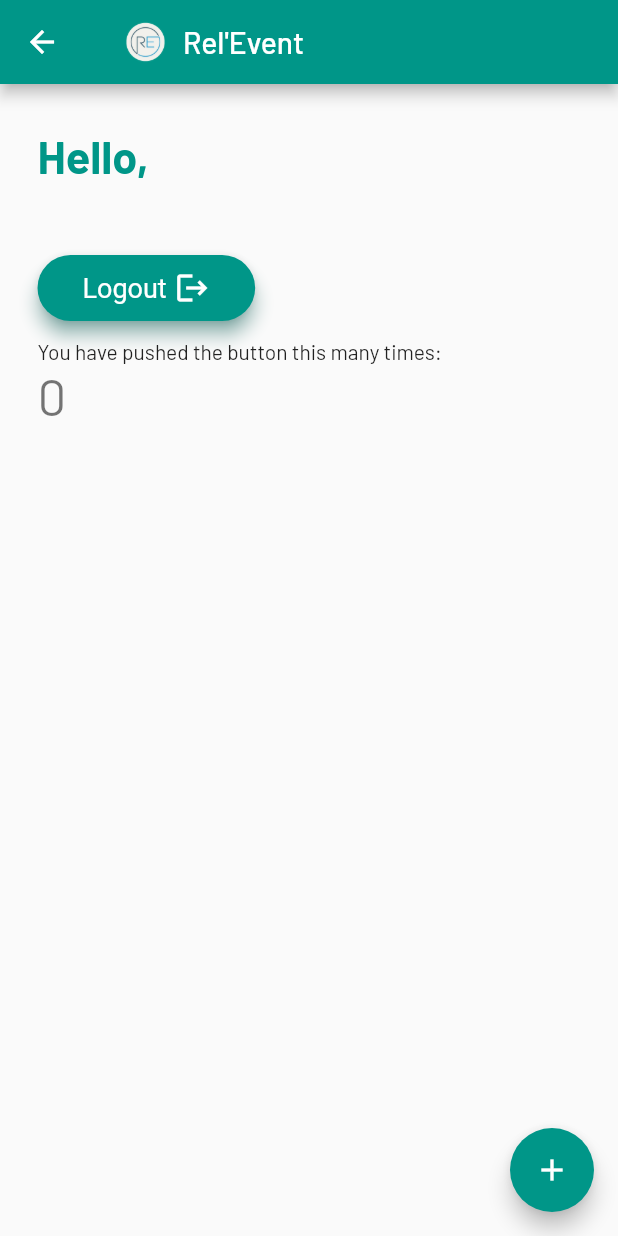
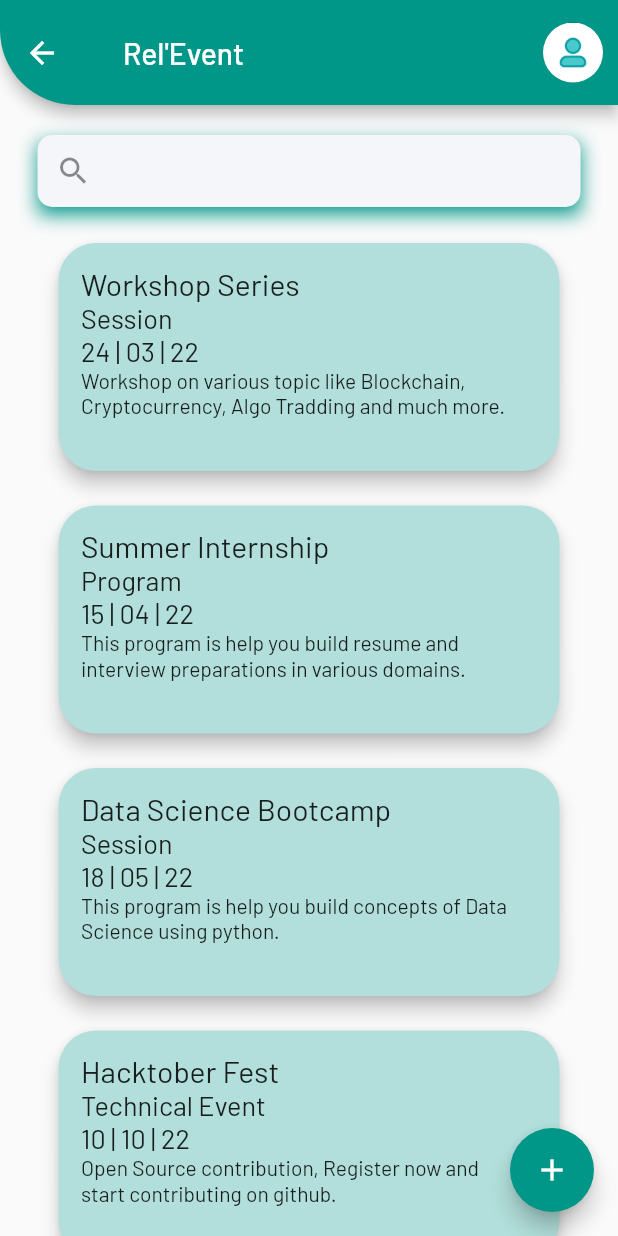
Before and after one commit to m-babita/relevent, a Flutter app: the MyHomePage screen opened by its route, on a phone screen of 412 x 824 dp. Run offline on Flutter 3.47's test engine with Material 2 defaults, Android fonts, the phone set to English and light mode, and no system bars; our stand-ins replace firebase_auth, firebase_core, flutter_signin_button, google_fonts, google_sign_in; accounts and stored records are empty; network calls fail.

Commit message:
designed ui for profile and home page

```diff
--- a/lib/main.dart
+++ b/lib/main.dart
@@ -2,7 +2,10 @@ import 'package:firebase_auth/firebase_auth.dart';
 import 'package:flutter/material.dart';
 import 'package:google_fonts/google_fonts.dart';
 import 'package:provider/provider.dart';
+import 'package:relevent/pages/bottom_nav.dart';
+import 'package:relevent/pages/create_event.dart';
 import 'package:relevent/pages/home_page.dart';
+import 'package:relevent/pages/profile_page.dart';
 import 'package:relevent/pages/splash_page.dart';
 import 'package:relevent/pages/login_page.dart';
 import 'package:relevent/pages/signup_page.dart';
@@ -61,6 +64,9 @@ class MyApp extends StatelessWidget {
             Signup.routeName: (context) => Signup(),
             Login.routeName: (context) => Login(),
             Onboard.routeName: (context) => Onboard(),
+            CreateEvent.routeName: (context) => CreateEvent(),
+            Profile.routeName: (context) => Profile(),
+            BottomNav.routeName: (context) => BottomNav(),
             MyHomePage.routeName: (context) => MyHomePage(),
           },
         ),
--- a/lib/pages/create_event.dart
+++ b/lib/pages/create_event.dart
@@ -1,8 +1,8 @@
 import 'package:flutter/cupertino.dart';
 import 'package:flutter/material.dart';
-import 'dart:math';
 
 class CreateEvent extends StatefulWidget {
+  static String routeName = '/createEvent';
   const CreateEvent({Key? key}) : super(key: key);
 
   @override
@@ -48,7 +48,9 @@ class _CreateEventState extends State<CreateEvent> {
               height: 20,
             ),
             IconButton(
-              onPressed: () {},
+              onPressed: () {
+                Navigator.pop(context);
+              },
               icon: Icon(
                 CupertinoIcons.arrow_left,
                 color: Colors.teal,
--- /dev/null
+++ b/lib/pages/event_card.dart
@@ -0,0 +1,69 @@
+import 'package:flutter/material.dart';
+
+class EventCard extends StatelessWidget {
+  const EventCard(
+      {Key? key,
+      required this.title,
+      required this.type,
+      required this.date,
+      required this.description})
+      : super(key: key);
+
+  final String title, type, date, description;
+
+  @override
+  Widget build(BuildContext context) {
+    return Container(
+      width: MediaQuery.of(context).size.width,
+      child: Row(
+        children: [
+          Expanded(
+              child: Container(
+            padding: EdgeInsets.symmetric(horizontal: 10),
+            height: 160,
+            child: Card(
+              elevation: 5,
+              shape: RoundedRectangleBorder(
+                  borderRadius: BorderRadius.circular(25)),
+              color: Colors.teal[100],
+              child: Row(
+                children: [
+                  SizedBox(
+                    height: 15,
+                  ),
+                  Container(
+                    width: 320,
+                    padding: const EdgeInsets.all(15.0),
+                    child: Column(
+                      crossAxisAlignment: CrossAxisAlignment.start,
+                      children: [
+                        Text(
+                          title,
+                          style: TextStyle(fontSize: 20),
+                        ),
+                        Text(
+                          type,
+                          style: TextStyle(fontSize: 18),
+                        ),
+                        Text(
+                          date,
+                          style: TextStyle(fontSize: 18),
+                        ),
+                        Text(
+                          description,
+                        ),
+                      ],
+                    ),
+                  ),
+                  SizedBox(
+                    height: 15,
+                  ),
+                ],
+              ),
+            ),
+          ))
+        ],
+      ),
+    );
+  }
+}
--- a/lib/pages/home_page.dart
+++ b/lib/pages/home_page.dart
@@ -1,6 +1,9 @@
 import 'package:firebase_auth/firebase_auth.dart';
 import 'package:flutter/material.dart';
+import 'package:relevent/pages/create_event.dart';
+import 'package:relevent/pages/event_card.dart';
 import 'package:relevent/pages/onboard_page.dart';
+import 'package:relevent/widgets/custom_textfield.dart';
 
 class MyHomePage extends StatefulWidget {
   static String routeName = '/home';
@@ -13,6 +16,7 @@ class MyHomePage extends StatefulWidget {
 class _MyHomePageState extends State<MyHomePage> {
   User? user;
   final FirebaseAuth _auth = FirebaseAuth.instance;
+  final TextEditingController searchController = TextEditingController();
   bool isloggedin = false;
 
   checkAuthentification() async {
@@ -42,10 +46,8 @@ class _MyHomePageState extends State<MyHomePage> {
 
   int _counter = 0;
 
-  void _incrementCounter() {
-    setState(() {
-      _counter++;
-    });
+  createEvent() {
+    Navigator.pushNamed(context, CreateEvent.routeName);
   }
 
   @override
@@ -58,14 +60,40 @@ class _MyHomePageState extends State<MyHomePage> {
   Widget build(BuildContext context) {
     return Scaffold(
       appBar: AppBar(
+          toolbarHeight: 70,
+          shape: RoundedRectangleBorder(
+            borderRadius: BorderRadius.only(
+              bottomLeft: Radius.circular(50),
+            ),
+          ),
           title: Row(
             children: [
               SizedBox(
-                height: 50, width: 50, child: Image.asset("images/logo.png")),
-            Text("Rel'Event"),
+                width: 10,
+              ),
+              Text("Rel'Event")
             ],
           ),
+          actions: [
+            Row(
+              children: [
+                CircleAvatar(
+                  radius: 20,
+                  child: ClipOval(
+                    child: Image.asset(
+                      'images/profile.jpg',
+                      width: 100,
+                      height: 100,
+                      fit: BoxFit.cover,
                     ),
+                  ),
+                ),
+                SizedBox(
+                  width: 10,
+                ),
+              ],
+            ),
+          ]),
       body: Container(
         height: MediaQuery.of(context).size.height,
         width: MediaQuery.of(context).size.width,
@@ -80,50 +108,49 @@ class _MyHomePageState extends State<MyHomePage> {
                       crossAxisAlignment: CrossAxisAlignment.start,
                       children: [
                         SizedBox(
+                          height: 10,
+                        ),
+                        CustomTextField(
+                          controller: searchController,
+                          hintText: '',
+                          labelText: '',
+                        ),
+                        SizedBox(
                           height: 20,
                         ),
-                        Text(
-                          "Hello,",
-                          style: TextStyle(
-                              color: Colors.teal,
-                              fontSize: 30,
-                              fontWeight: FontWeight.bold),
+                        EventCard(
+                            title: 'Workshop Series',
+                            type: 'Session',
+                            date: '24 | 03 | 22',
+                            description:
+                                'Workshop on various topic like Blockchain, Cryptocurrency, Algo Tradding and much more.'),
+                        SizedBox(
+                          height: 15,
                         ),
-                        Text(
-                          "${user!.displayName}",
-                          style: TextStyle(
-                              color: Colors.teal,
-                              fontSize: 30,
-                              fontWeight: FontWeight.bold),
+                        EventCard(
+                            title: 'Summer Internship',
+                            type: 'Program',
+                            date: '15 | 04 | 22',
+                            description:
+                                'This program is help you build resume and interview preparations in various domains.'),
+                        SizedBox(
+                          height: 15,
                         ),
+                        EventCard(
+                            title: 'Data Science Bootcamp',
+                            type: 'Session',
+                            date: '18 | 05 | 22',
+                            description:
+                                'This program is help you build concepts of Data Science using python.'),
                         SizedBox(
-                          height: 10,
+                          height: 15,
                         ),
-                        ElevatedButton(
-                          onPressed: signout,
-                          child: Row(
-                            mainAxisSize: MainAxisSize.min,
-                            children: [
-                              Text('Logout'),
-                              SizedBox(
-                                width: 5,
-                              ),
-                              Icon(
-                                Icons.logout,
-                              ),
-                            ],
-                          ),
-                        ),
-                        SizedBox(
-                          height: 10,
-                        ),
-                        const Text(
-                          'You have pushed the button this many times:',
-                        ),
-                        Text(
-                          '$_counter',
-                          style: Theme.of(context).textTheme.headline4,
-                        ),
+                        EventCard(
+                            title: 'Hacktober Fest',
+                            type: 'Technical Event',
+                            date: '10 | 10 | 22',
+                            description:
+                                'Open Source contribution, Register now and start contributing on github.'),
                       ],
                     ),
                   ),
@@ -131,8 +158,7 @@ class _MyHomePageState extends State<MyHomePage> {
         ),
       ),
       floatingActionButton: FloatingActionButton(
-        onPressed: _incrementCounter,
-        tooltip: 'Increment',
+        onPressed: createEvent,
         child: const Icon(Icons.add),
       ), // This trailing comma makes auto-formatting nicer for build methods.
     );
--- a/lib/pages/login_page.dart
+++ b/lib/pages/login_page.dart
@@ -40,7 +40,7 @@ class _LoginState extends State<Login> {
             Container(
                 height: 90, width: 90, child: Image.asset("images/logo.png")),
             Container(
-              height: h * 0.25,
+              height: h * 0.3,
               child: Image.asset("images/login.png"),
             ),
             const Text(
--- a/lib/pages/splash_page.dart
+++ b/lib/pages/splash_page.dart
@@ -1,5 +1,5 @@
 import 'package:flutter/material.dart';
-import 'package:relevent/pages/home_page.dart';
+import 'package:relevent/pages/bottom_nav.dart';
 import 'package:relevent/pages/onboard_page.dart';
 import 'package:provider/provider.dart';
 import 'package:firebase_auth/firebase_auth.dart';
@@ -54,7 +54,7 @@ class AuthWrapper extends StatelessWidget {
     final firebaseUser = context.watch<User?>();
 
     if (firebaseUser != null) {
-      return const MyHomePage();
+      return const BottomNav();
     }
     return const Onboard();
   }
--- a/lib/widgets/custom_textfield.dart
+++ b/lib/widgets/custom_textfield.dart
@@ -33,7 +33,7 @@ class CustomTextField extends StatelessWidget {
                     ? Icon(Icons.mail)
                     : labelText == 'Name'
                         ? Icon(Icons.person)
-                        : null,
+                        : Icon(Icons.search),
             suffixIcon:
                 labelText == 'Password' ? Icon(Icons.remove_red_eye) : null,
             border: OutlineInputBorder(
--- a/pubspec.yaml
+++ b/pubspec.yaml
@@ -40,6 +40,7 @@ dependencies:
   firebase_core: ^1.15.0
   firebase_auth: ^3.3.15
   google_sign_in: ^5.3.0
+
 
 
 dev_dependencies:
```
Also changed, not shown: lib/pages/bottom_nav.dart (added, +107 -0 lines), lib/pages/onboard_page.dart (+36 -26 lines), lib/pages/profile_page.dart (added, +177 -0 lines), lib/pages/signup_page.dart (+4 -6 lines), lib/services/firebase_auth_methods.dart (+4 -4 lines), images/profile.jpg (added), lib/utils/show_snackbar.dart (renamed from lib/utils/showSnackBar.dart), 2 other files. Lines whose indentation alone changed are shown as unchanged.
